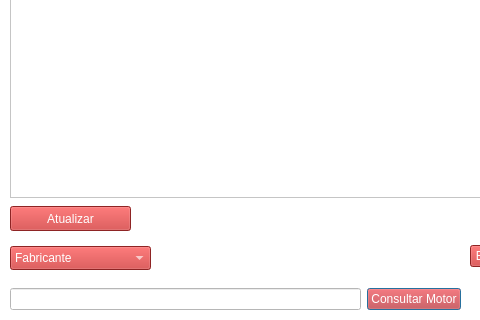
First picture: the form in RinoMotoresV3/motoreswindow.ui, repository RPerobeli/RinoMotores, before the edit; both pictures show x 0 to 480 and y 374 to 694 of the 990 by 694 pixel window.
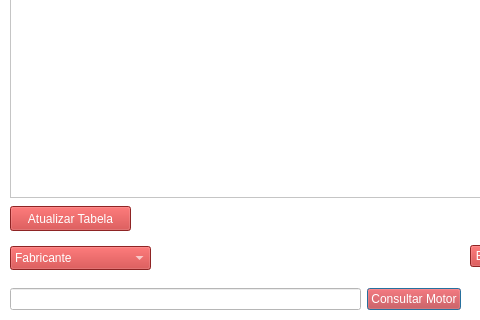
Second picture: the form after the edit.

```diff
--- a/RinoMotoresV3/motoreswindow.ui
+++ b/RinoMotoresV3/motoreswindow.ui
@@ -229,7 +229,7 @@
 color:#fff;</string>
    </property>
    <property name="text">
-    <string>Atualizar</string>
+    <string>Atualizar Tabela</string>
    </property>
   </widget>
  </widget>
```
